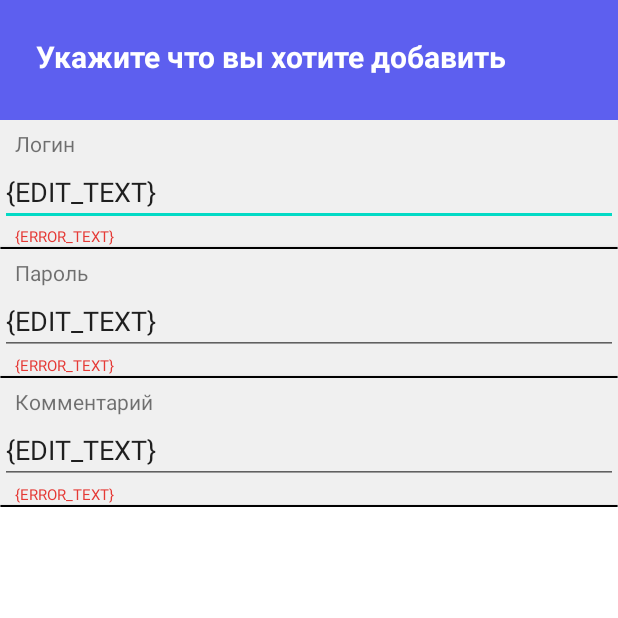
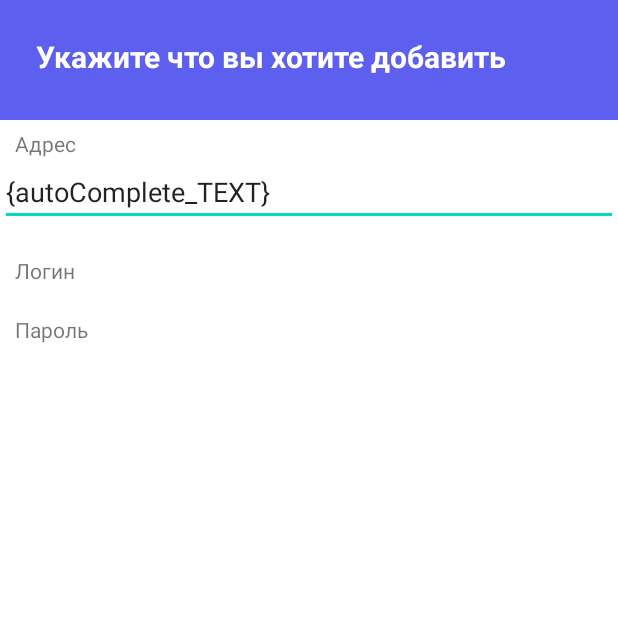
Before and after one commit to BigHuman5/Password_manager-Kurs, an Android app: the NewNoteActivity screen opened directly, with no data from a screen before it, after a tap on "Добавить веб-сайт", on a phone screen of 412 x 824 dp, the top half of it. Run offline under Robolectric (Android 15) with nearby library versions, the phone set to English and light mode, and no system bars; Roboto replaces fonts that are not available here.

Commit message:
Not Work!

```diff
--- a/app/src/main/AndroidManifest.xml
+++ b/app/src/main/AndroidManifest.xml
@@ -24,7 +24,7 @@
         </activity>
 
         <activity
-            android:name=".NewNoteActivity"
+            android:name=".Notes.NewNoteActivity"
             android:exported="true">
             <intent-filter>
                 <action android:name="android.intent.action.MAIN" />
--- a/app/src/main/java/com/example/Password_manager/Button/ButtonAddNewNote.java
+++ b/app/src/main/java/com/example/Password_manager/Button/ButtonAddNewNote.java
@@ -5,12 +5,8 @@ import android.content.Intent;
 import android.view.View;
 
 import com.example.Password_manager.MainActivity;
-import com.example.Password_manager.NewNoteActivity;
+import com.example.Password_manager.Notes.NewNoteActivity;
 import com.example.Password_manager.Notes.NewNoteAdapter;
-
-import com.example.Password_manager.Notes.NewNoteAdapter;
-import com.example.Password_manager.adapter.MainActivityAdapter;
-import com.example.Password_manager.adapter.MainInfoAdapter;
 
 public class ButtonAddNewNote {
 
--- a/app/src/main/java/com/example/Password_manager/Button/ButtonMainActivity.java
+++ b/app/src/main/java/com/example/Password_manager/Button/ButtonMainActivity.java
@@ -6,7 +6,7 @@ import android.view.View;
 
 import com.example.Password_manager.DataBase.DBHelper;
 import com.example.Password_manager.MainActivity;
-import com.example.Password_manager.NewNoteActivity;
+import com.example.Password_manager.Notes.NewNoteActivity;
 import com.example.Password_manager.R;
 import com.example.Password_manager.SettingsProject;
 import com.example.Password_manager.StringsProject;
--- a/app/src/main/java/com/example/Password_manager/Notes/NewNoteAdapter.java
+++ b/app/src/main/java/com/example/Password_manager/Notes/NewNoteAdapter.java
@@ -7,12 +7,12 @@ import android.support.v7.widget.RecyclerView;
 import android.view.LayoutInflater;
 import android.view.View;
 import android.view.ViewGroup;
-import android.widget.EditText;
+import android.widget.ImageView;
 import android.widget.TextView;
 
 import com.example.Password_manager.Button.ButtonAddNewNote;
-import com.example.Password_manager.NewNoteActivity;
 import com.example.Password_manager.R;
+import com.example.Password_manager.SettingsProject;
 import com.example.Password_manager.StringsProject;
 import com.example.Password_manager.model.Category;
 
@@ -41,30 +41,48 @@ public class NewNoteAdapter extends RecyclerView.Adapter<NewNoteAdapter.NewNoteV
     @Override
     public NewNoteViewHolder onCreateViewHolder(@NonNull ViewGroup viewGroup, int i) {
         View NewNoteItems;
-        if(typeCategory.equals("")) {
+        if(typeCategory.equals("")) { //Если прилетел пустой ответ, тоесть тип не выбрал. Отображается выбор типа
             NewNoteItems = LayoutInflater.from(context).inflate(R.layout.selectcategory_addnewnote, viewGroup, false);
-            System.out.println("Typecategory null ну это понятно!!");
         }
-        else{
+        else{ //Если прилетел ответ, тоесть тип выбран. Отображается меню с заполнением информации
             NewNoteItems = LayoutInflater.from(context).inflate(R.layout.enterinfo_addnewnote,viewGroup,false);
-            System.out.println("Typecategory null НЕЖДАНЧИК!!");
         }
         return new NewNoteAdapter.NewNoteViewHolder(NewNoteItems);
     }
 
     @Override
     public void onBindViewHolder(@NonNull NewNoteViewHolder newNoteViewHolder, int i) {
-        if(typeCategory.equals("")) {
+        if(typeCategory.equals("")) { //Если прилетел пустой ответ, тоесть тип не выбрал. Отображается выбор типа
             newNoteViewHolder.nameCategory.setText(categoryList.get(i).getNameCategory());
             System.out.println(i);
+            switch (i) { /* Подстановка изображения в типы категорий. */
+                case 0: { // Изображение веб сайта
+                    newNoteViewHolder.imageView.setImageResource(R.drawable.ic_baseline_website_24);
+                    break;
+                }
+                case 1: // Изображение добавление карты
+                {
+                    newNoteViewHolder.imageView.setImageResource(R.drawable.ic_baseline_add_card_24);
+                    break;
+                }
+                default: // Выкидывает картинку сайт при ошибке.
+                {
+                    newNoteViewHolder.imageView.setImageResource(R.drawable.ic_baseline_website_24);
+                    break;
+                }
+            }
             int position = newNoteViewHolder.getAdapterPosition();
             ButtonAddNewNote.selectCategoryAdd(position);
         }
         else
         {
+            newNoteViewHolder.errorText.setVisibility(View.INVISIBLE);
+            newNoteViewHolder.inputText.setText("");
             numberCategory = getNumberCategory();
-            informationTitle = StringsProject.getInformationTitle(numberCategory);
+            informationTitle = StringsProject.getAddNewItem(getLanguage(),numberCategory);
+            //informationTitle = StringsProject.getInformationTitle(numberCategory);
             newNoteViewHolder.titleText.setText(informationTitle[i]);
+            typesNotes typesNotes = new typesNotes(numberCategory,i);
         }
     }
 
@@ -89,14 +107,20 @@ public class NewNoteAdapter extends RecyclerView.Adapter<NewNoteAdapter.NewNoteV
         return NumberCategory;
     }
 
+    protected int getLanguage()
+    {
+        return SettingsProject.getLanguage();
+    }
+
     public static final class NewNoteViewHolder extends RecyclerView.ViewHolder {
 
         private TextView nameCategory;
         private static ConstraintLayout layoutSelectCategory;
         private static ConstraintLayout layoutAddCategory;
         private TextView titleText;
-        private EditText enterItem;
         private TextView errorText;
+        private ImageView imageView;
+        private static TextView inputText;
 
         String typeCategory;
 
@@ -107,12 +131,13 @@ public class NewNoteAdapter extends RecyclerView.Adapter<NewNoteAdapter.NewNoteV
             if(typeCategory.equals(""))
             {
                 layoutSelectCategory = itemView.findViewById(R.id.layoutSelectCategory);
+                imageView = itemView.findViewById(R.id.img_content);
                 System.out.println("!!!Typecategory null ну это понятно!!");
             }
             else
             {
                 titleText = itemView.findViewById(R.id.titleText);
-                enterItem = itemView.findViewById(R.id.enterText);
+                inputText = itemView.findViewById(R.id.inputText);
                 errorText = itemView.findViewById(R.id.errorText);
 
                 layoutAddCategory = itemView.findViewById(R.id.layoutAddCategory);
@@ -122,6 +147,14 @@ public class NewNoteAdapter extends RecyclerView.Adapter<NewNoteAdapter.NewNoteV
 
         public TextView getNameCategory() {
             return nameCategory;
+        }
+
+        public static TextView getInputText() {
+            return inputText;
+        }
+
+        public static ConstraintLayout getLayoutAddCategory() {
+            return layoutAddCategory;
         }
 
         public void setNameCategory(TextView nameCategory) {
--- /dev/null
+++ b/app/src/main/java/com/example/Password_manager/Notes/typesNotes.java
@@ -0,0 +1,46 @@
+package com.example.Password_manager.Notes;
+
+import android.app.Activity;
+import android.view.View;
+import android.widget.ArrayAdapter;
+import android.widget.AutoCompleteTextView;
+
+import com.example.Password_manager.MainActivity;
+import com.example.Password_manager.R;
+
+import java.util.Arrays;
+import java.util.List;
+
+public class typesNotes {
+
+    public typesNotes(int numberCategory, int numberField) {
+        System.out.printf(numberCategory+" | "+numberField);
+        switch (numberCategory)
+        {
+            case 0:
+            { // Website
+                AutoCompleteTextView mAutoCompleteAddressSite;
+                if(numberField == 0)
+                {
+                    final String[] mCats = { "Мурзик", "Рыжик", "Барсик", "Борис",
+                            "Мурзилка", "Мурка", "bank" };
+                    mAutoCompleteAddressSite = NewNoteAdapter.NewNoteViewHolder.getLayoutAddCategory().findViewById(R.id.autoCompleteTextView);
+                    mAutoCompleteAddressSite.setVisibility(View.VISIBLE);
+                    //app:layout_constraintStart_toStartOf
+                    ArrayAdapter<String> adapter = new ArrayAdapter (NewNoteActivity.getContext(), R.layout.enterinfo_addnewnote, mCats);
+                    mAutoCompleteAddressSite.setAdapter(adapter);
+
+                    //mAutoCompleteAddressSite.add
+                    //mAutoCompleteAddressSite
+                }
+                break;
+
+            }
+            default:
+            {
+                System.out.printf("TypesNotes");
+                System.exit(4); // Ошибка
+            }
+        }
+    }
+}
--- a/app/src/main/java/com/example/Password_manager/StringsProject.java
+++ b/app/src/main/java/com/example/Password_manager/StringsProject.java
@@ -20,6 +20,7 @@ public class StringsProject {
     private String[] categoryFilterTitle;
     private String[] categoryForAddNewNote;
     private static String[][] informationTitle = new String[HowType][];
+    private static String[][] addNewItem = new String[HowType][];
     private String[] textInMainActivity = new String[howTextsInMainActivity];
 
     private DBHelper dbHelper;
@@ -49,6 +50,7 @@ public class StringsProject {
             categoryList.add(new Category(i,categoryForAddNewNote[i]));
         return categoryList;
     }
+
 
     public List<MainInfo> getListMainInfo()
     {
@@ -220,7 +222,7 @@ public class StringsProject {
         }
     }
 
-    private void definitionInformationTitle(int language) {
+    private static void definitionInformationTitle(int language) {
         informationTitle[0] = new String[3];
         informationTitle[1] = new String[6];
         informationTitle[2] = new String[6];
@@ -245,6 +247,64 @@ public class StringsProject {
                 informationTitle[1][0] = "Login";
                 informationTitle[1][1] = "Password";
                 informationTitle[1][2] = "Comment";
+                break;
+            }
+            default: System.exit(3);
+        }
+    }
+
+    public static void definitionTextForAddItem(int language,int numberCategory)
+    {
+        addNewItem[0] = new String[informationTitle[0].length+1];
+        addNewItem[1] = new String[informationTitle[1].length+2];
+        addNewItem[2] = new String[informationTitle[2].length+2];
+        int numberForFor = 0;
+        definitionInformationTitle(language);
+        switch (language) {
+            case 0: //Russian
+            {
+                switch (numberCategory)
+                {
+                    case 0: //Website
+                    {
+                        addNewItem[0][0] = "Адрес";
+                        for (int i = 1; i < addNewItem[0].length; i++) {
+                            System.out.println("DOP: " + i + " | " + numberForFor + " | " + addNewItem[0].length + " | " + informationTitle[0].length);
+                            addNewItem[0][i] = informationTitle[0][numberForFor];
+                            numberForFor++;
+                        }
+                        numberForFor = 0;
+                        break;
+                    }
+                    case 1: //Card
+                    {
+                        addNewItem[1][0] = "Название";
+                        addNewItem[1][1] = "Тип карты";
+                        for (int i = 2; i < addNewItem[1].length; i++) {
+                            System.out.println("DOP: "+i+" | "+numberForFor+" | "+addNewItem[1].length+" | "+informationTitle[1].length);
+                            addNewItem[1][i] = informationTitle[1][numberForFor];
+                            numberForFor++;
+                        }
+                        break;
+                    }
+                }
+                break;
+            }
+            case 1: //English
+            {
+                //Website
+                addNewItem[0][0] = "Адрес";
+                for (int i = addNewItem[0].length; i < informationTitle[0].length; i++) {
+                    addNewItem[0][i] = informationTitle[0][numberForFor];
+                    numberForFor++;
+                }
+                //Card
+                addNewItem[1][0] = "Название";
+                addNewItem[1][1] = "Тип карты";
+                for (int i = addNewItem[1].length; i < informationTitle[1].length; i++) {
+                    addNewItem[1][i] = informationTitle[1][numberForFor];
+                    numberForFor++;
+                }
                 break;
             }
             default: System.exit(3);
@@ -292,4 +352,9 @@ public class StringsProject {
     public static int getHowType() {
         return HowType;
     }
+
+    public static String[] getAddNewItem(int language, int type) {
+        definitionTextForAddItem(language,type);
+        return addNewItem[type];
+    }
 }
--- /dev/null
+++ b/app/src/main/res/drawable/ic_baseline_add_card_24.xml
@@ -0,0 +1,5 @@
+<vector android:autoMirrored="true" android:height="24dp"
+    android:tint="#FFFFFF" android:viewportHeight="24"
+    android:viewportWidth="24" android:width="24dp" xmlns:android="http://schemas.android.com/apk/res/android">
+    <path android:fillColor="@android:color/white" android:pathData="M20,4H4C2.89,4 2.01,4.89 2.01,6L2,18c0,1.11 0.89,2 2,2h10v-2H4v-6h18V6C22,4.89 21.11,4 20,4zM20,8H4V6h16V8zM24,17v2h-3v3h-2v-3h-3v-2h3v-3h2v3H24z"/>
+</vector>
--- a/app/src/main/res/layout/enterinfo_addnewnote.xml
+++ b/app/src/main/res/layout/enterinfo_addnewnote.xml
@@ -5,7 +5,6 @@
     android:id="@+id/layoutAddCategory"
     android:layout_width="match_parent"
     android:layout_height="wrap_content"
-    android:background="@color/mainInfoWhite"
     android:clickable="true">
 
     <TextView
@@ -19,11 +18,26 @@
         app:layout_constraintStart_toStartOf="parent"
         app:layout_constraintTop_toTopOf="parent" />
 
+    <AutoCompleteTextView
+        android:id="@+id/autoCompleteTextView"
+        android:layout_width="match_parent"
+        android:layout_height="wrap_content"
+        android:text="{autoComplete_TEXT}"
+        android:visibility="gone"
+        app:layout_constraintBottom_toBottomOf="parent"
+        app:layout_constraintEnd_toEndOf="parent"
+        app:layout_constraintHorizontal_bias="0.0"
+        app:layout_constraintStart_toStartOf="@+id/titleText"
+        app:layout_constraintTop_toBottomOf="@+id/titleText"
+        app:layout_constraintVertical_bias="0.0" />
+
+
     <EditText
-        android:id="@+id/enterText"
+        android:id="@+id/inputText"
         android:layout_width="match_parent"
         android:layout_height="wrap_content"
         android:text="{EDIT_TEXT}"
+        android:visibility="gone"
         app:layout_constraintBottom_toBottomOf="parent"
         app:layout_constraintEnd_toEndOf="parent"
         app:layout_constraintHorizontal_bias="0.0"
@@ -35,20 +49,21 @@
         android:id="@+id/errorText"
         android:layout_width="wrap_content"
         android:layout_height="wrap_content"
+        android:layout_marginStart="5dp"
         android:text="{ERROR_TEXT}"
         android:textColor="@color/errorText"
         android:textSize="10dp"
         app:layout_constraintBottom_toTopOf="@+id/border"
         app:layout_constraintEnd_toEndOf="parent"
         app:layout_constraintHorizontal_bias="0.0"
-        app:layout_constraintStart_toStartOf="@+id/enterText"
-        app:layout_constraintTop_toBottomOf="@+id/enterText"
+        app:layout_constraintStart_toStartOf="parent"
+        app:layout_constraintTop_toBottomOf="@+id/autoCompleteTextView"
         app:layout_constraintVertical_bias="0.0" />
 
     <android.support.v7.widget.CardView
         android:id="@+id/border"
         android:layout_width="match_parent"
-        android:layout_height="1dp"
+        android:layout_height="0dp"
         app:cardBackgroundColor="@color/black"
         app:layout_constraintBottom_toBottomOf="parent"
         app:layout_constraintEnd_toEndOf="parent"
--- a/app/src/main/res/layout/maininfo_content.xml
+++ b/app/src/main/res/layout/maininfo_content.xml
@@ -440,7 +440,7 @@
             app:layout_constraintStart_toEndOf="@+id/button_close_or_open_content"
             app:layout_constraintTop_toTopOf="parent"
             app:layout_constraintVertical_bias="0.0"
-            app:srcCompat="@drawable/ic_baseline_language_24" />
+            app:srcCompat="@drawable/ic_baseline_website_24" />
 
         <TextView
             android:id="@+id/name_category"
--- a/build.gradle
+++ b/build.gradle
@@ -5,7 +5,7 @@ buildscript {
         mavenCentral()
     }
     dependencies {
-        classpath "com.android.tools.build:gradle:7.0.4"
+        classpath 'com.android.tools.build:gradle:7.1.1'
 
         // NOTE: Do not place your application dependencies here; they belong
         // in the individual module build.gradle files
```
Also changed, not shown: app/src/main/java/com/example/Password_manager/Notes/NewNoteActivity.java (renamed from app/src/main/java/com/example/Password_manager/NewNoteActivity.java, +4 -5 lines), app/src/main/java/com/example/Password_manager/category/imageType.java (added, +14 -0 lines), app/src/main/res/layout/layouts_typesaddnotes.xml (added, +36 -0 lines), app/src/main/res/layout/selectcategory_addnewnote.xml (+27 -7 lines), app/src/main/res/drawable/ic_baseline_website_24.xml (renamed from app/src/main/res/drawable/ic_baseline_language_24.xml), gradle/wrapper/gradle-wrapper.properties.
